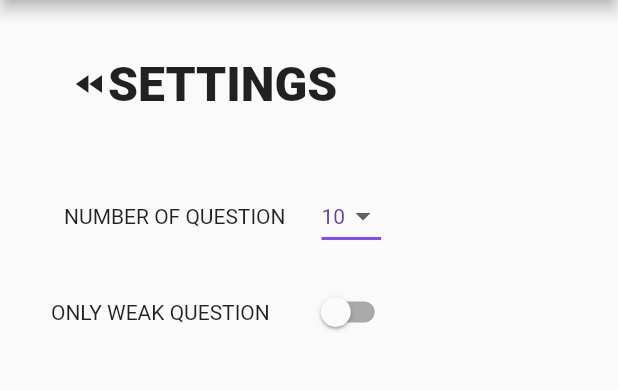
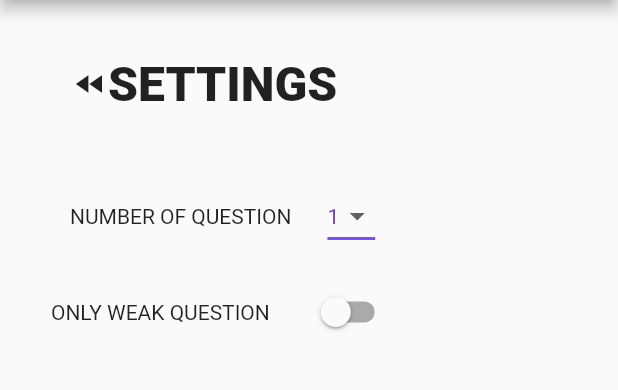
Before and after one commit to JobInterviewPractice/job_interview_practice, a Flutter app: the screen it shows after launch, after a tap on "Setting", on a phone screen of 412 x 824 dp, the part 84-474 px from its top. Run offline on Flutter 3.47's test engine with Material 2 defaults, Android fonts, the phone set to English and light mode, and no system bars; our stand-ins replace cloud_firestore, dartz, equatable, firebase_core, flutter_bloc, get_it and 1 more; accounts and stored records are empty.

Commit message:
change default value

```diff
--- a/lib/feature/setting/data/datasources/settings_data_source.dart
+++ b/lib/feature/setting/data/datasources/settings_data_source.dart
@@ -21,7 +21,7 @@ class SettingsDataSourceImpl extends SettingsDataSource {
   @override
   Future<NumberOfQuestionModel> getNumberOfQuestions() async {
     final result = await _localStorage.getIntData(NumberOfQuestionsKey);
-    return NumberOfQuestionModel(result ?? 10);
+    return NumberOfQuestionModel(result ?? 1);
   }
 
   @override
--- a/lib/feature/setting/presentation/bloc/settings_dropdown_bloc.dart
+++ b/lib/feature/setting/presentation/bloc/settings_dropdown_bloc.dart
@@ -12,8 +12,9 @@ class SettingsDropdownBloc extends Bloc<SettingsEvent, SettingsState> {
   final GetNumberOfQuestionUseCase _getNumberOfQuestionUseCase;
   final SetNumberOfQuestionUseCase _setNumberOfQuestionUseCase;
 
-  SettingsDropdownBloc({
-    GetNumberOfQuestionUseCase getNumberOfQuestionUseCase, SetNumberOfQuestionUseCase setNumberOfQuestionUseCase})
+  SettingsDropdownBloc(
+      {GetNumberOfQuestionUseCase getNumberOfQuestionUseCase,
+      SetNumberOfQuestionUseCase setNumberOfQuestionUseCase})
       : _getNumberOfQuestionUseCase = getNumberOfQuestionUseCase,
         _setNumberOfQuestionUseCase = setNumberOfQuestionUseCase,
         super(LoadingSettingsState()) {
@@ -31,9 +32,9 @@ class SettingsDropdownBloc extends Bloc<SettingsEvent, SettingsState> {
     }
   }
 
-  Stream<SettingsState> _eitherLoaded(Either<Failure, NumberOfQuestionsEntity> either) async* {
-    yield either.fold(
-            (_) => LoadedSettingsStateDropdown(dropdownValue: 10),
-            (r) => LoadedSettingsStateDropdown(dropdownValue: r.number));
+  Stream<SettingsState> _eitherLoaded(
+      Either<Failure, NumberOfQuestionsEntity> either) async* {
+    yield either.fold((_) => LoadedSettingsStateDropdown(dropdownValue: 1),
+        (r) => LoadedSettingsStateDropdown(dropdownValue: r.number));
   }
 }
--- a/lib/feature/setting/presentation/pages/setting_page.dart
+++ b/lib/feature/setting/presentation/pages/setting_page.dart
@@ -64,7 +64,7 @@ class SettingPage extends StatelessWidget {
                                   BlocProvider.of<SettingsDropdownBloc>(context)
                                       .add(ChangeNumberOfQuestion(newValue));
                                 },
-                                items: <int>[10, 20, 30, 40]
+                                items: <int>[1, 2, 3]
                                     .map<DropdownMenuItem<int>>((int value) {
                                   return DropdownMenuItem<int>(
                                     value: value,
```
